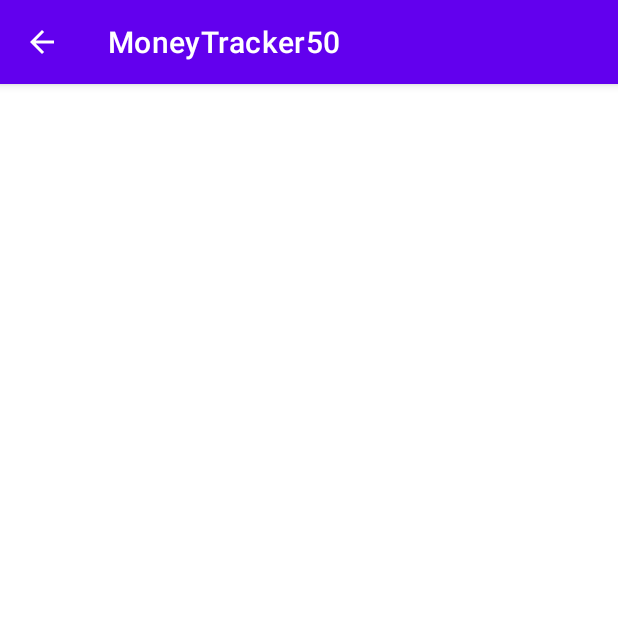
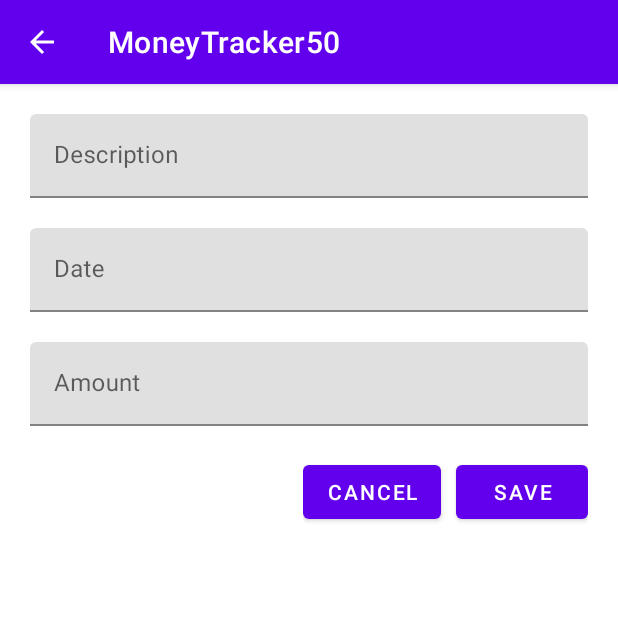
Before and after one commit to devyza/MoneyTracker50, an Android app: the SaveActivity screen opened directly, with no data from a screen before it, on a phone screen of 412 x 824 dp, the top half of it. Run offline under Robolectric (Android 15) with nearby library versions, the phone set to English and light mode, and no system bars.

Commit message:
Modified Save Activity - EditText for Description, Date and Amount - Button for Save and Cancel

```diff
--- a/app/src/main/java/com/example/moneytracker50/SaveActivity.java
+++ b/app/src/main/java/com/example/moneytracker50/SaveActivity.java
@@ -2,14 +2,53 @@ package com.example.moneytracker50;
 
 import androidx.appcompat.app.AppCompatActivity;
 
+import android.app.DatePickerDialog;
 import android.os.Bundle;
+import android.view.View;
+import android.widget.Button;
+import android.widget.DatePicker;
+import android.widget.EditText;
+
+import java.util.Calendar;
 
 public class SaveActivity extends AppCompatActivity {
+
+    EditText txtDescription, txtDate, txtAmount;
+    Button btnCancel, btnSave;
+    DatePickerDialog datePickerDialog;
 
     @Override
     protected void onCreate(Bundle savedInstanceState) {
         super.onCreate(savedInstanceState);
         setContentView(R.layout.activity_save);
         getSupportActionBar().setDisplayHomeAsUpEnabled(true);
+
+        txtDescription = (EditText)findViewById(R.id.txtDescription);
+        txtDate = (EditText)findViewById(R.id.txtDate);
+        txtAmount = (EditText)findViewById(R.id.txtAmount);
+        btnCancel = (Button)findViewById(R.id.btnCancle);
+        btnSave = (Button)findViewById(R.id.btnSave);
+
+        txtDate.setShowSoftInputOnFocus(false);
+        txtDate.setOnFocusChangeListener(new View.OnFocusChangeListener() {
+            @Override
+            public void onFocusChange(View v, boolean hasFocus) {
+                if(hasFocus){
+                    final Calendar c = Calendar.getInstance();
+                    int year = c.get(Calendar.YEAR);
+                    int month = c.get(Calendar.MONTH);
+                    int day = c.get(Calendar.DAY_OF_MONTH);
+                    datePickerDialog = new DatePickerDialog(SaveActivity.this,
+                            new DatePickerDialog.OnDateSetListener(){
+                                @Override
+                                public void onDateSet(DatePicker view, int year, int month, int dayOfMonth) {
+                                    txtDate.setText(dayOfMonth + "/" + (month+1) + "/" + year);
+                                }
+                            }, year, month, day);
+
+                    datePickerDialog.show();
+                }
+            }
+        });
     }
 }
--- a/app/src/main/res/layout/activity_save.xml
+++ b/app/src/main/res/layout/activity_save.xml
@@ -1,9 +1,67 @@
 <?xml version="1.0" encoding="utf-8"?>
-<androidx.constraintlayout.widget.ConstraintLayout xmlns:android="http://schemas.android.com/apk/res/android"
-    xmlns:app="http://schemas.android.com/apk/res-auto"
+<LinearLayout xmlns:android="http://schemas.android.com/apk/res/android"
     xmlns:tools="http://schemas.android.com/tools"
     android:layout_width="match_parent"
     android:layout_height="match_parent"
-    tools:context=".SaveActivity">
+    android:orientation="vertical"
+    android:paddingHorizontal="20dp"
+    tools:context=".SaveActivity"
+    android:focusableInTouchMode="true">
 
-</androidx.constraintlayout.widget.ConstraintLayout>
+    <com.google.android.material.textfield.TextInputLayout
+        android:layout_width="match_parent"
+        android:layout_height="wrap_content"
+        android:layout_marginVertical="20dp">
+            <com.google.android.material.textfield.TextInputEditText
+                android:id="@+id/txtDescription"
+                android:layout_width="match_parent"
+                android:layout_height="wrap_content"
+                android:hint="Description"
+                android:inputType="textCapSentences"
+                android:singleLine="true" />
+    </com.google.android.material.textfield.TextInputLayout>
+
+    <com.google.android.material.textfield.TextInputLayout
+        android:layout_width="match_parent"
+        android:layout_height="wrap_content"
+        android:layout_marginBottom="20dp">
+        <com.google.android.material.textfield.TextInputEditText
+            android:id="@+id/txtDate"
+            android:layout_width="match_parent"
+            android:layout_height="wrap_content"
+            android:hint="Date"
+            android:singleLine="true" />
+    </com.google.android.material.textfield.TextInputLayout>
+
+    <com.google.android.material.textfield.TextInputLayout
+        android:layout_width="match_parent"
+        android:layout_height="wrap_content"
+        android:layout_marginBottom="20dp">
+        <com.google.android.material.textfield.TextInputEditText
+            android:id="@+id/txtAmount"
+            android:layout_width="match_parent"
+            android:layout_height="wrap_content"
+            android:hint="Amount"
+            android:inputType="number"
+            android:singleLine="true" />
+    </com.google.android.material.textfield.TextInputLayout>
+
+    <LinearLayout
+        android:layout_width="wrap_content"
+        android:layout_height="wrap_content"
+        android:orientation="horizontal"
+        android:layout_gravity="right">
+        <com.google.android.material.button.MaterialButton
+            android:id="@+id/btnCancle"
+            android:layout_width="wrap_content"
+            android:layout_height="wrap_content"
+            android:text="Cancel" />
+
+        <com.google.android.material.button.MaterialButton
+            android:id="@+id/btnSave"
+            android:layout_width="wrap_content"
+            android:layout_height="wrap_content"
+            android:layout_marginLeft="10dp"
+            android:text="Save" />
+    </LinearLayout>
+</LinearLayout>
```
